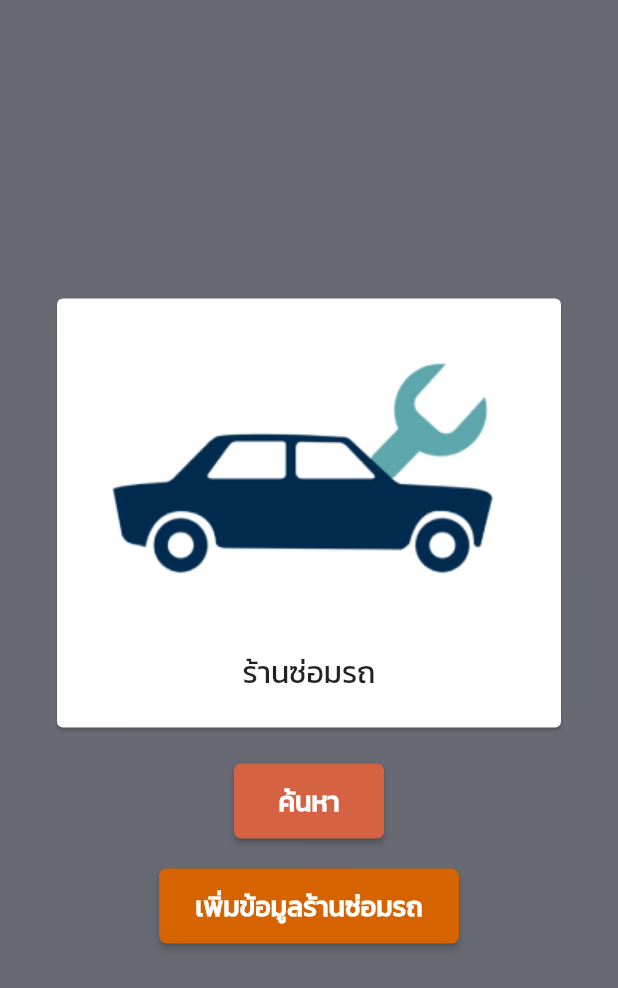
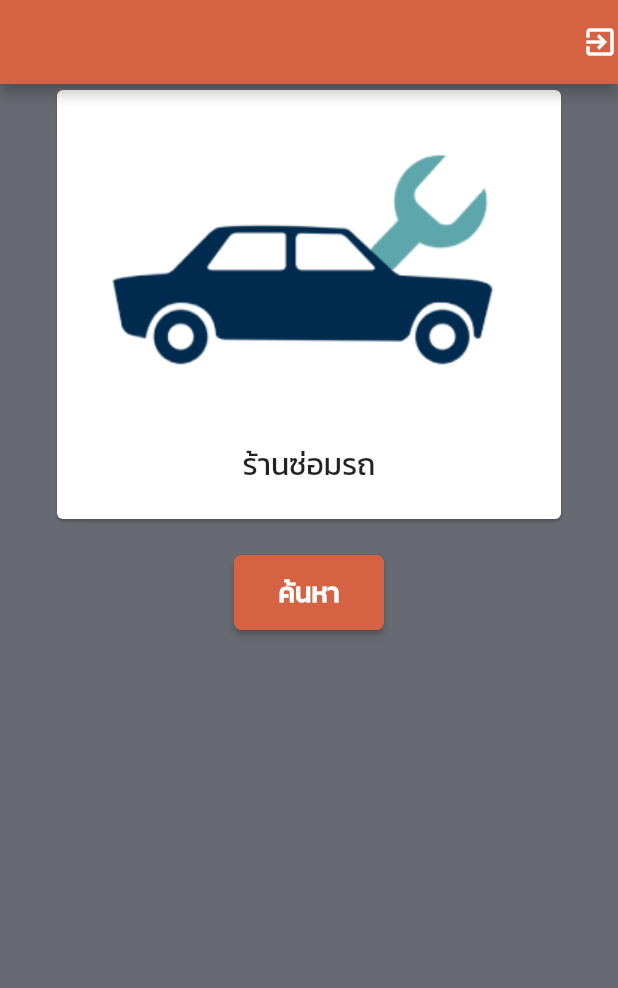
Before and after one commit to muksirikorn/project_muk, a Flutter app: the HomePage screen opened by its route, on a phone screen of 412 x 824 dp. Shown: the top 988 px of the screen. Run offline on Flutter 3.47's test engine with Material 2 defaults, Android fonts, the phone set to English and light mode, and no system bars; our stand-ins replace cloud_firestore, datetime_picker_formfield, firebase_storage, image_picker, transparent_image; accounts and stored records are empty.

```diff
--- a/lib/main.dart
+++ b/lib/main.dart
@@ -1,10 +1,6 @@
 import 'package:flutter/material.dart';
 import 'package:project_muk/src/my_app.dart';
+
 void main() {
-//  SystemChrome.setPreferredOrientations([
-//    DeviceOrientation.portraitDown,
-//    DeviceOrientation.portraitUp,
-//  ]);
   return runApp(MyApp());
-
 }
--- a/lib/src/page/home_page/home.dart
+++ b/lib/src/page/home_page/home.dart
@@ -11,7 +11,15 @@ class _HomePageState extends State<HomePage> {
   Widget build(BuildContext context) {
     return Scaffold(
       backgroundColor: Constant.BK_COLOR, //set color
-      body: Center(
+      appBar: AppBar(
+        automaticallyImplyLeading: false,
+        backgroundColor: Constant.ORANGE_COLOR,
+        actions: <Widget>[
+          const Icon(Icons.exit_to_app),
+        ],
+      ),
+      body: SingleChildScrollView(
+        child: Center(
           child: Column(
             crossAxisAlignment: CrossAxisAlignment.center,
             mainAxisAlignment: MainAxisAlignment.center,
@@ -74,31 +82,12 @@ class _HomePageState extends State<HomePage> {
                   SizedBox(
                     height: 20,
                   ),
-                Container(
-                  height: 50,
-                  width: 200,
-                  child: RaisedButton(
-                    color: Color(0xFFD56300), //set color
-                    shape: RoundedRectangleBorder(
-                      borderRadius: BorderRadius.circular(5),
-                    ),
-                    child: Text(
-                      "เพิ่มข้อมูลร้านซ่อมรถ",
-                      style: TextStyle(
-                          color: Colors.white,
-                          fontSize: 18,
-                          fontWeight: FontWeight.bold),
-                    ),
-                    onPressed: () {
-                      Navigator.pushNamed(context, Constant.LOGIN_ROUTE);
-                    },
-                  ),
-                ),
                 ],
               ),
             ],
           ),
         ),
+      ),
     );
   }
 }
```
Also changed, not shown: lib/src/my_app.dart (+10 -10 lines), lib/src/page/login_page/login.dart (+6 -6 lines), lib/src/page/regiter_page/register.dart (+15 -15 lines), lib/src/page/update_page/update.dart (+5 -6 lines), pubspec.yaml (+1 -6 lines). Lines whose indentation alone changed are shown as unchanged.
